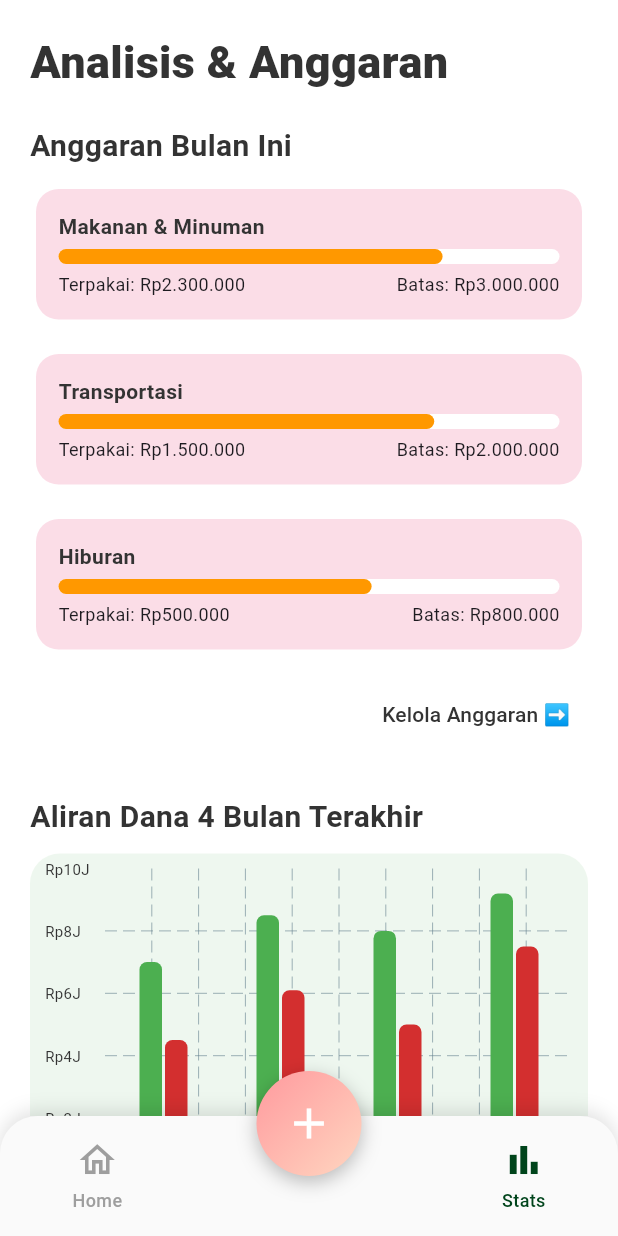
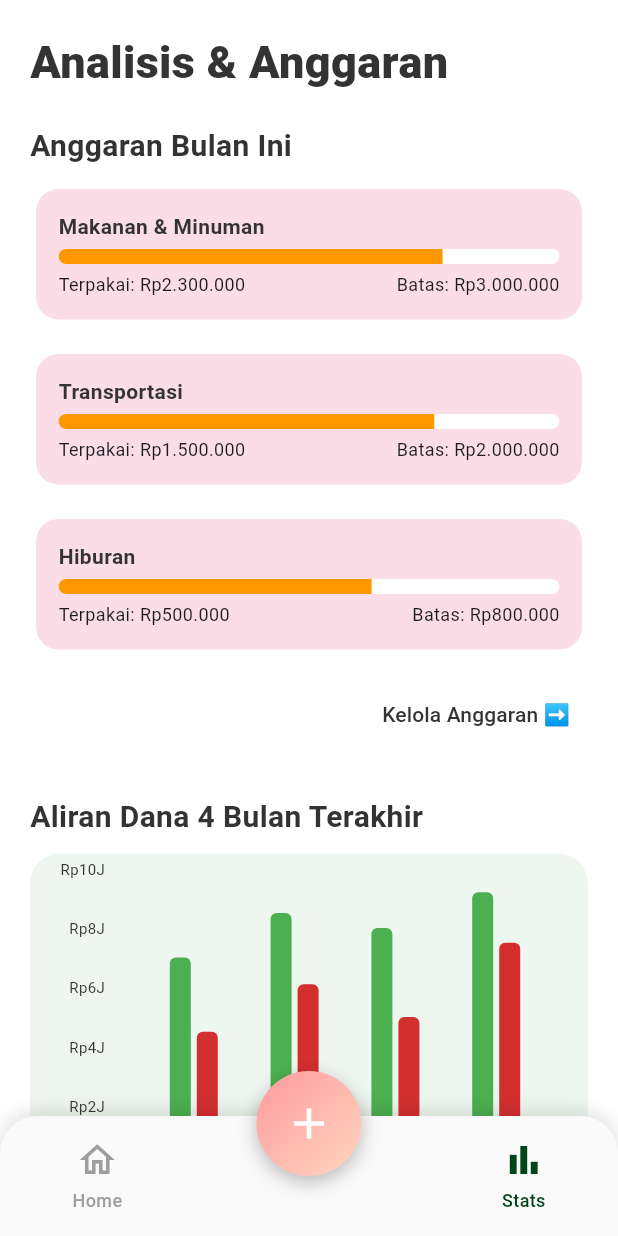
Before and after one commit to VangelineDrey/green-savings-app, a Flutter app: the screen it shows after launch, after a tap on "Login", after a tap on "Stats", on a phone screen of 412 x 824 dp. Run offline on Flutter 3.47's test engine with Material 3 defaults, Android fonts, the phone set to English and light mode, and no system bars; drawn by our look-alikes of fl_chart; our stand-ins replace sqflite; accounts and stored records are empty; Roboto replaces fonts that are missing (Montserrat).

Commit message:
can do crud

```diff
--- a/lib/main.dart
+++ b/lib/main.dart
@@ -5,10 +5,19 @@ import 'screens/home_screen.dart';
 import 'screens/transaction_entry_screen.dart';
 import 'screens/analysis_screen.dart';
 import 'widgets/bottom_nav_bar.dart';
-import 'screens/login_screen.dart'; // ✅ penting
+import 'screens/login_screen.dart';
+import 'package:provider/provider.dart';
+import 'providers/transaction_provider.dart';
 
 void main() {
-  runApp(const PiggyFlowApp());
+  runApp(
+    MultiProvider(
+      providers: [
+        ChangeNotifierProvider(create: (_) => TransactionProvider()),
+      ],
+      child: const PiggyFlowApp(),
+    ),
+  );
 }
 
 class PiggyFlowApp extends StatelessWidget {
--- a/lib/screens/analysis_screen.dart
+++ b/lib/screens/analysis_screen.dart
@@ -2,7 +2,7 @@ import 'package:flutter/material.dart';
 import 'package:fl_chart/fl_chart.dart';
 import '../app_colors.dart';
 
-// Dummy Data untuk Laporan, Grafik, dan Budget (Tidak Berubah)
+/// Dummy Data untuk Laporan, Grafik, dan Budget
 class DummyData {
   static final Map<String, double> monthlyExpensesByCategory = {
     'Makanan & Minuman': 2300000,
@@ -29,7 +29,6 @@ class DummyData {
 class AnalysisScreen extends StatelessWidget {
   const AnalysisScreen({Key? key}) : super(key: key);
 
-  // Fungsi helper untuk format mata uang (Tidak Berubah)
   String formatCurrency(double amount) {
     String amountStr = amount.toStringAsFixed(0);
     String result = '';
@@ -41,7 +40,7 @@ class AnalysisScreen extends StatelessWidget {
         result = '.' + result;
       }
     }
-    return 'Rp' + result;
+    return 'Rp$result';
   }
 
   @override
@@ -51,7 +50,7 @@ class AnalysisScreen extends StatelessWidget {
       child: Column(
         crossAxisAlignment: CrossAxisAlignment.start,
         children: [
-          const Text(
+          Text(
             'Analisis & Anggaran',
             style: TextStyle(
               fontSize: 30,
@@ -60,32 +59,28 @@ class AnalysisScreen extends StatelessWidget {
             ),
           ),
           const SizedBox(height: 20),
-
-          // Section 1: Budget (Anggaran - Fitur 4)
           _buildBudgetSection(context),
           const SizedBox(height: 30),
-
-          // Section 2: Grafik Aliran Dana Bulanan (Fitur 3)
           _buildMonthlyFlowChart(),
           const SizedBox(height: 30),
-
-          // Section 3: Grafik Pengeluaran per Kategori (Fitur 3 & 5)
           _buildCategoryExpenseChart(),
           const SizedBox(height: 30),
-
-          // Section 4: Laporan Keuangan (Fitur 5)
           _buildReportSection(context),
         ],
       ),
     );
   }
 
-  // --- WIDGET BUDGET (FITUR 4) ---
+  // --- BAGIAN 1: ANGGARAN ---
   Widget _buildBudgetSection(BuildContext context) {
     return Column(
       crossAxisAlignment: CrossAxisAlignment.start,
       children: [
-        const Text('Anggaran Bulan Ini', style: TextStyle(fontSize: 20, fontWeight: FontWeight.bold, color: AppColors.darkText)),
+        Text(
+          'Anggaran Bulan Ini',
+          style: TextStyle(
+              fontSize: 20, fontWeight: FontWeight.bold, color: AppColors.darkText),
+        ),
         const SizedBox(height: 10),
         ...DummyData.budgets.map((budget) {
           final double percentage = budget['spent'] / budget['limit'];
@@ -102,7 +97,7 @@ class AnalysisScreen extends StatelessWidget {
           return Padding(
             padding: const EdgeInsets.only(bottom: 15),
             child: Card(
-              color: AppColors.primaryPink.withOpacity(0.5), // Kembali ke Primary Pink
+              color: AppColors.primaryPink.withOpacity(0.5),
               elevation: 0,
               shape: RoundedRectangleBorder(borderRadius: BorderRadius.circular(15)),
               child: Padding(
@@ -110,21 +105,29 @@ class AnalysisScreen extends StatelessWidget {
                 child: Column(
                   crossAxisAlignment: CrossAxisAlignment.start,
                   children: [
-                    Text(budget['category'], style: const TextStyle(fontWeight: FontWeight.bold, color: AppColors.darkText)),
+                    Text(
+                      budget['category'],
+                      style: TextStyle(
+                          fontWeight: FontWeight.bold, color: AppColors.darkText),
+                    ),
                     const SizedBox(height: 5),
-                    LinearProgressIndicator(
+                    ClipRRect(
+                      borderRadius: BorderRadius.circular(5),
+                      child: LinearProgressIndicator(
                         value: percentage.clamp(0.0, 1.0),
                         backgroundColor: Colors.white,
                         valueColor: AlwaysStoppedAnimation<Color>(barColor),
                         minHeight: 10,
-                      borderRadius: BorderRadius.circular(5),
+                      ),
                     ),
                     const SizedBox(height: 5),
                     Row(
                       mainAxisAlignment: MainAxisAlignment.spaceBetween,
                       children: [
-                        Text('Terpakai: ${formatCurrency(budget['spent'])}', style: const TextStyle(fontSize: 12)),
-                        Text('Batas: ${formatCurrency(budget['limit'])}', style: const TextStyle(fontSize: 12)),
+                        Text('Terpakai: ${formatCurrency(budget['spent'])}',
+                            style: const TextStyle(fontSize: 12)),
+                        Text('Batas: ${formatCurrency(budget['limit'])}',
+                            style: const TextStyle(fontSize: 12)),
                       ],
                     ),
                   ],
@@ -137,59 +140,87 @@ class AnalysisScreen extends StatelessWidget {
           alignment: Alignment.centerRight,
           child: TextButton(
             onPressed: () {},
-            child: const Text('Kelola Anggaran ➡️', style: TextStyle(color: AppColors.darkText)),
+            child: Text('Kelola Anggaran ➡️',
+                style: TextStyle(color: AppColors.darkText)),
           ),
         )
       ],
     );
   }
 
-  // --- WIDGET GRAFIK BULANAN (FITUR 3) ---
+  // --- BAGIAN 2: GRAFIK BAR ---
   Widget _buildMonthlyFlowChart() {
     return Column(
       crossAxisAlignment: CrossAxisAlignment.start,
       children: [
-        const Text('Aliran Dana 4 Bulan Terakhir', style: TextStyle(fontSize: 20, fontWeight: FontWeight.bold, color: AppColors.darkText)),
+        Text(
+          'Aliran Dana 4 Bulan Terakhir',
+          style: TextStyle(
+              fontSize: 20, fontWeight: FontWeight.bold, color: AppColors.darkText),
+        ),
         const SizedBox(height: 10),
         Container(
           height: 250,
           padding: const EdgeInsets.all(10),
           decoration: BoxDecoration(
-            color: AppColors.accentGreen.withOpacity(0.3), // Kembali ke Accent Green
+            color: AppColors.accentGreen.withOpacity(0.3),
             borderRadius: BorderRadius.circular(20),
           ),
           child: BarChart(
             BarChartData(
-              alignment: BarChartAlignment.spaceAround,
               maxY: 10000000,
-              barTouchData: BarTouchData(enabled: true),
+              gridData: FlGridData(show: false),
+              borderData: FlBorderData(show: false),
               titlesData: FlTitlesData(
                 show: true,
                 bottomTitles: AxisTitles(
                   sideTitles: SideTitles(
                     showTitles: true,
-                    getTitlesWidget: (value, meta) {
-                      const titles = ['Okt', 'Nov', 'Des', 'Jan'];
+                    getTitlesWidget: (double value, TitleMeta meta) {
+                      final titles = ['Okt', 'Nov', 'Des', 'Jan'];
+                      final idx = value.toInt();
+
+                      if (idx < 0 || idx >= titles.length) return const SizedBox.shrink();
+
                       return SideTitleWidget(
-                        axisSide: meta.axisSide,
-                        space: 4,
-                        child: Text(titles[value.toInt()], style: const TextStyle(color: AppColors.darkText)),
+                        meta: meta, // ✅ Tambahkan ini!
+                        child: Text(
+                          titles[idx],
+                          style: TextStyle(
+                            color: AppColors.darkText,
+                            fontSize: 12,
+                            fontWeight: FontWeight.w500,
+                          ),
+                        ),
                       );
                     },
+                    reservedSize: 32,
                   ),
                 ),
                 leftTitles: AxisTitles(
                   sideTitles: SideTitles(
                     showTitles: true,
+                    reservedSize: 48,
                     interval: 2000000,
-                    reservedSize: 40,
-                    getTitlesWidget: (value, meta) => Text('Rp${(value / 1000000).toInt()}J', style: const TextStyle(color: AppColors.darkText, fontSize: 10)),
+                    getTitlesWidget: (double value, TitleMeta meta) {
+                      final label = 'Rp${(value / 1000000).toInt()}J';
+                      return SideTitleWidget(
+                        meta: meta, // ✅ Tambahkan juga di sini
+                        child: Text(
+                          label,
+                          style: TextStyle(
+                            color: AppColors.darkText,
+                            fontSize: 10,
+                            fontWeight: FontWeight.w400,
                           ),
                         ),
-                topTitles: const AxisTitles(sideTitles: SideTitles(showTitles: false)),
-                rightTitles: const AxisTitles(sideTitles: SideTitles(showTitles: false)),
+                      );
+                    },
                   ),
-              borderData: FlBorderData(show: false),
+                ),
+                topTitles: AxisTitles(sideTitles: SideTitles(showTitles: false)),
+                rightTitles: AxisTitles(sideTitles: SideTitles(showTitles: false)),
+              ),
               barGroups: DummyData.monthlyFlow.asMap().entries.map((entry) {
                 int index = entry.key;
                 Map<String, double> data = entry.value;
@@ -200,16 +231,17 @@ class AnalysisScreen extends StatelessWidget {
                     BarChartRodData(
                       toY: data['income']!,
                       color: AppColors.incomeGreen,
-                      width: 15,
-                      borderRadius: BorderRadius.circular(5),
+                      width: 14,
+                      borderRadius: BorderRadius.circular(4),
                     ),
                     BarChartRodData(
                       toY: data['expense']!,
                       color: AppColors.expenseRed,
-                      width: 15,
-                      borderRadius: BorderRadius.circular(5),
+                      width: 14,
+                      borderRadius: BorderRadius.circular(4),
                     ),
                   ],
+                  barsSpace: 4,
                 );
               }).toList(),
             ),
@@ -219,18 +251,17 @@ class AnalysisScreen extends StatelessWidget {
     );
   }
 
-  // --- WIDGET PIE CHART (FITUR 3) ---
+  // --- BAGIAN 3: PIE CHART ---
   Widget _buildCategoryExpenseChart() {
-    final totalExpense = DummyData.monthlyExpensesByCategory.values.fold(0.0, (sum, item) => sum + item);
+    final totalExpense = DummyData.monthlyExpensesByCategory.values.fold(0.0, (a, b) => a + b);
     final categoryEntries = DummyData.monthlyExpensesByCategory.entries.toList();
 
     List<PieChartSectionData> showingSections() {
       int i = -1;
       return DummyData.monthlyExpensesByCategory.entries.map((entry) {
         i++;
-        final double value = entry.value;
-        const double radius = 50;
-        final double percentage = (value / totalExpense) * 100;
+        final value = entry.value;
+        final percentage = (value / totalExpense) * 100;
 
         return PieChartSectionData(
           color: [
@@ -242,8 +273,13 @@ class AnalysisScreen extends StatelessWidget {
           ][i % 5],
           value: value,
           title: '${percentage.toStringAsFixed(1)}%',
-          radius: radius,
-          titleStyle: const TextStyle(fontSize: 12, fontWeight: FontWeight.bold, color: Colors.white),
+          radius: 60,
+          titlePositionPercentageOffset: 0.6,
+          titleStyle: const TextStyle(
+            fontSize: 12,
+            fontWeight: FontWeight.bold,
+            color: Colors.white,
+          ),
         );
       }).toList();
     }
@@ -251,13 +287,17 @@ class AnalysisScreen extends StatelessWidget {
     return Column(
       crossAxisAlignment: CrossAxisAlignment.start,
       children: [
-        const Text('Proporsi Pengeluaran per Kategori', style: TextStyle(fontSize: 20, fontWeight: FontWeight.bold, color: AppColors.darkText)),
+        Text(
+          'Proporsi Pengeluaran per Kategori',
+          style: TextStyle(
+              fontSize: 20, fontWeight: FontWeight.bold, color: AppColors.darkText),
+        ),
         const SizedBox(height: 10),
         Container(
           height: 300,
           padding: const EdgeInsets.all(10),
           decoration: BoxDecoration(
-            color: AppColors.primaryPink.withOpacity(0.3), // Kembali ke Primary Pink
+            color: AppColors.primaryPink.withOpacity(0.3),
             borderRadius: BorderRadius.circular(20),
           ),
           child: Row(
@@ -267,20 +307,17 @@ class AnalysisScreen extends StatelessWidget {
                 child: PieChart(
                   PieChartData(
                     sections: showingSections(),
+                    centerSpaceRadius: 40,
                     sectionsSpace: 2,
-                    centerSpaceRadius: 40,
                     startDegreeOffset: -90,
                   ),
                 ),
               ),
               Expanded(
                 flex: 2,
-                child: Padding(
-                  padding: const EdgeInsets.symmetric(vertical: 20),
                 child: Column(
                   mainAxisAlignment: MainAxisAlignment.spaceAround,
                   crossAxisAlignment: CrossAxisAlignment.start,
-                    // Iterasi Legenda (sudah diperbaiki)
                   children: categoryEntries.asMap().entries.map((entry) {
                     int index = entry.key;
                     MapEntry<String, double> item = entry.value;
@@ -305,7 +342,6 @@ class AnalysisScreen extends StatelessWidget {
                   }).toList(),
                 ),
               ),
-              ),
             ],
           ),
         ),
@@ -313,36 +349,40 @@ class AnalysisScreen extends StatelessWidget {
     );
   }
 
-  // --- WIDGET LAPORAN (FITUR 5) ---
+  // --- BAGIAN 4: LAPORAN ---
   Widget _buildReportSection(BuildContext context) {
     return Column(
       crossAxisAlignment: CrossAxisAlignment.start,
       children: [
-        const Text('Laporan Keuangan', style: TextStyle(fontSize: 20, fontWeight: FontWeight.bold, color: AppColors.darkText)),
+        Text(
+          'Laporan Keuangan',
+          style: TextStyle(
+              fontSize: 20, fontWeight: FontWeight.bold, color: AppColors.darkText),
+        ),
         const SizedBox(height: 10),
         ListTile(
-          leading: const Icon(Icons.picture_as_pdf, color: AppColors.expenseRed),
+          leading: Icon(Icons.picture_as_pdf, color: AppColors.expenseRed),
           title: const Text('Laporan Bulan Januari 2025 (PDF)'),
-          trailing: const Icon(Icons.download, color: AppColors.darkText),
+          trailing: Icon(Icons.download, color: AppColors.darkText),
           onTap: () {
             ScaffoldMessenger.of(context).showSnackBar(
               const SnackBar(content: Text('Simulasi: Membuat Laporan PDF...')),
             );
           },
-          tileColor: AppColors.primaryPink.withOpacity(0.3), // Kembali ke Primary Pink
+          tileColor: AppColors.primaryPink.withOpacity(0.3),
           shape: RoundedRectangleBorder(borderRadius: BorderRadius.circular(15)),
         ),
         const SizedBox(height: 10),
         ListTile(
-          leading: const Icon(Icons.table_chart, color: AppColors.incomeGreen),
+          leading: Icon(Icons.table_chart, color: AppColors.incomeGreen),
           title: const Text('Ekspor Data Transaksi (CSV)'),
-          trailing: const Icon(Icons.download, color: AppColors.darkText),
+          trailing: Icon(Icons.download, color: AppColors.darkText),
           onTap: () {
             ScaffoldMessenger.of(context).showSnackBar(
               const SnackBar(content: Text('Simulasi: Mengekspor Data CSV...')),
             );
           },
-          tileColor: AppColors.primaryPink.withOpacity(0.3), // Kembali ke Primary Pink
+          tileColor: AppColors.primaryPink.withOpacity(0.3),
           shape: RoundedRectangleBorder(borderRadius: BorderRadius.circular(15)),
         ),
       ],
--- a/lib/screens/login_screen.dart
+++ b/lib/screens/login_screen.dart
@@ -81,9 +81,7 @@ class _LoginRegisterScreenState extends State<LoginRegisterScreen>
     if (email == registeredUser!.email && password == registeredUser!.password) {
       Navigator.pushReplacement(
         context,
-        MaterialPageRoute(
-          builder: (_) => MainScreen(userData: registeredUser!), // ✅ kirim data user
-        ),
+        MaterialPageRoute(builder: (_) => MainScreen(userData: registeredUser!)),
       );
     } else {
       ScaffoldMessenger.of(context).showSnackBar(
```
Also changed, not shown: lib/data/db_helper.dart (added, +53 -0 lines), lib/models/transaction.dart (+30 -4 lines), lib/providers/transaction_provider.dart (added, +41 -0 lines), lib/screens/transaction_entry_screen.dart (+92 -46 lines), pubspec.yaml (+10 -5 lines), images/profile.png (added), pubspec.lock, 1 other file. Lines whose indentation alone changed are shown as unchanged.
